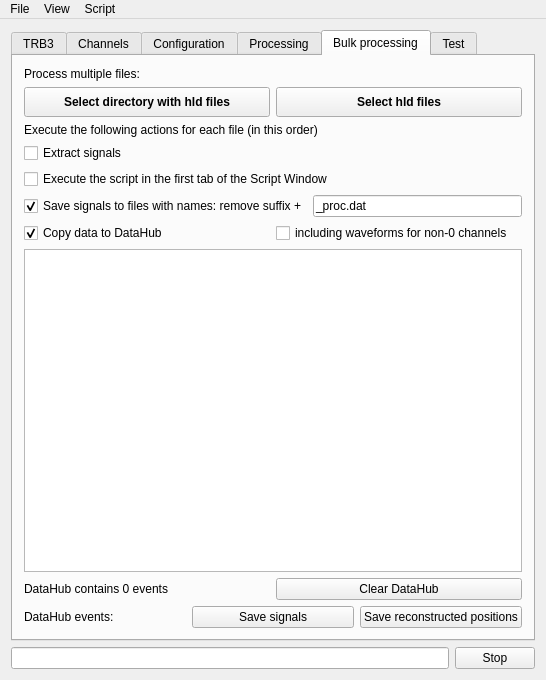
Old version of the form GUI/mainwindow.ui in the repository andrmor/TRB3reader.
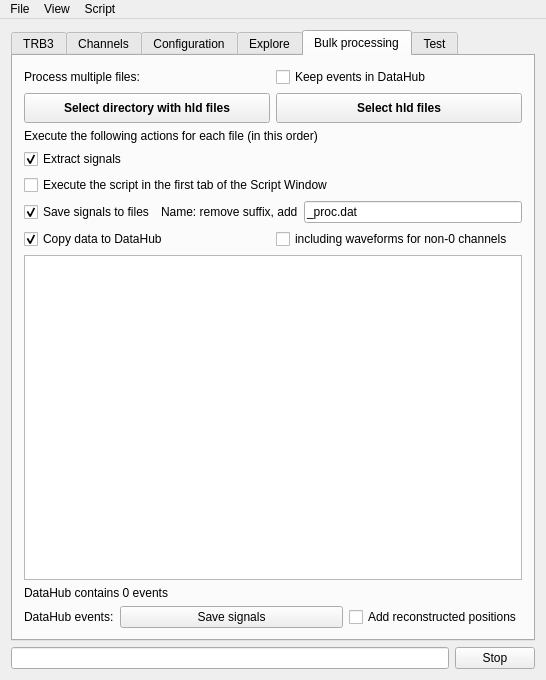
New version of the form.

The edit to the form file:
```diff
--- a/GUI/mainwindow.ui
+++ b/GUI/mainwindow.ui
@@ -1398,7 +1398,7 @@
       </widget>
       <widget class="QWidget" name="tab_2">
        <attribute name="title">
-        <string>Processing</string>
+        <string>Explore</string>
        </attribute>
        <layout class="QVBoxLayout" name="verticalLayout_10">
         <item>
@@ -2497,11 +2497,25 @@
        </attribute>
        <layout class="QVBoxLayout" name="verticalLayout_5">
         <item>
-         <widget class="QLabel" name="label_34">
-          <property name="text">
-           <string>Process multiple files:</string>
+         <layout class="QHBoxLayout" name="horizontalLayout_42">
+          <property name="topMargin">
+           <number>0</number>
           </property>
-         </widget>
+          <item>
+           <widget class="QLabel" name="label_34">
+            <property name="text">
+             <string>Process multiple files:</string>
+            </property>
+           </widget>
+          </item>
+          <item>
+           <widget class="QCheckBox" name="cbKeepEvents">
+            <property name="text">
+             <string>Keep events in DataHub</string>
+            </property>
+           </widget>
+          </item>
+         </layout>
         </item>
         <item>
          <layout class="QHBoxLayout" name="horizontalLayout_37">
@@ -2560,6 +2574,9 @@
           <property name="text">
            <string>Extract signals</string>
           </property>
+          <property name="checked">
+           <bool>true</bool>
+          </property>
          </widget>
         </item>
         <item>
@@ -2574,13 +2591,20 @@
           <item>
            <widget class="QCheckBox" name="cbSaveSignalsToFiles">
             <property name="text">
-             <string>Save signals to files with names: remove suffix +</string>
+             <string>Save signals to files</string>
             </property>
             <property name="checked">
              <bool>true</bool>
             </property>
            </widget>
           </item>
+          <item>
+           <widget class="QLabel" name="label_35">
+            <property name="text">
+             <string>Name: remove suffix, add</string>
+            </property>
+           </widget>
+          </item>
           <item>
            <widget class="QLineEdit" name="leAddToProcessed">
             <property name="text">
@@ -2629,13 +2653,6 @@
             </property>
            </widget>
           </item>
-          <item>
-           <widget class="QPushButton" name="pbClearDataHub">
-            <property name="text">
-             <string>Clear DataHub</string>
-            </property>
-           </widget>
-          </item>
          </layout>
         </item>
         <item>
@@ -2645,22 +2662,34 @@
           </property>
           <item>
            <widget class="QLabel" name="label_13">
+            <property name="sizePolicy">
+             <sizepolicy hsizetype="Minimum" vsizetype="Preferred">
+              <horstretch>0</horstretch>
+              <verstretch>0</verstretch>
+             </sizepolicy>
+            </property>
             <property name="text">
              <string>DataHub events:</string>
             </property>
            </widget>
           </item>
           <item>
-           <widget class="QPushButton" name="pushButton_4">
+           <widget class="QPushButton" name="pbSaveSignalsFromDataHub">
+            <property name="sizePolicy">
+             <sizepolicy hsizetype="Expanding" vsizetype="Fixed">
+              <horstretch>0</horstretch>
+              <verstretch>0</verstretch>
+             </sizepolicy>
+            </property>
             <property name="text">
              <string>Save signals</string>
             </property>
            </widget>
           </item>
           <item>
-           <widget class="QPushButton" name="pushButton_5">
+           <widget class="QCheckBox" name="cbAddReconstructedPositions">
             <property name="text">
-             <string>Save reconstructed positions</string>
+             <string>Add reconstructed positions</string>
             </property>
            </widget>
           </item>
```
Left out of the diff: 28 changed lines with no effect on the pictures.
